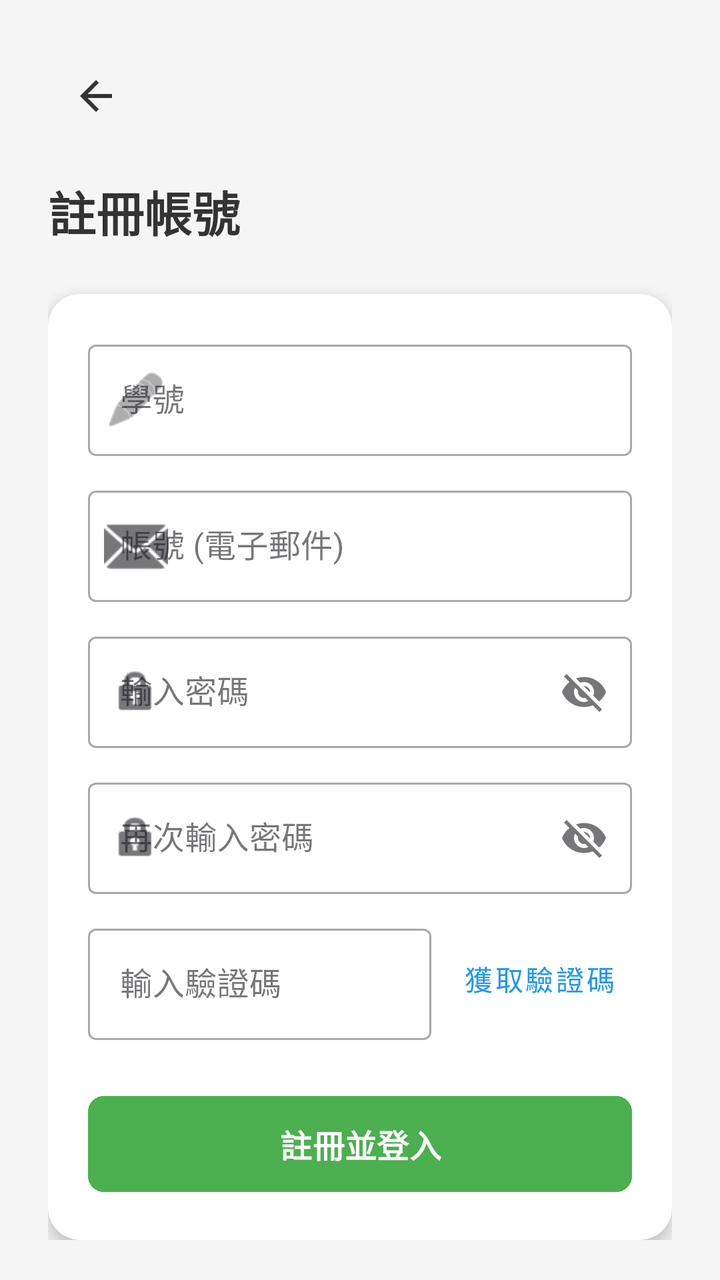
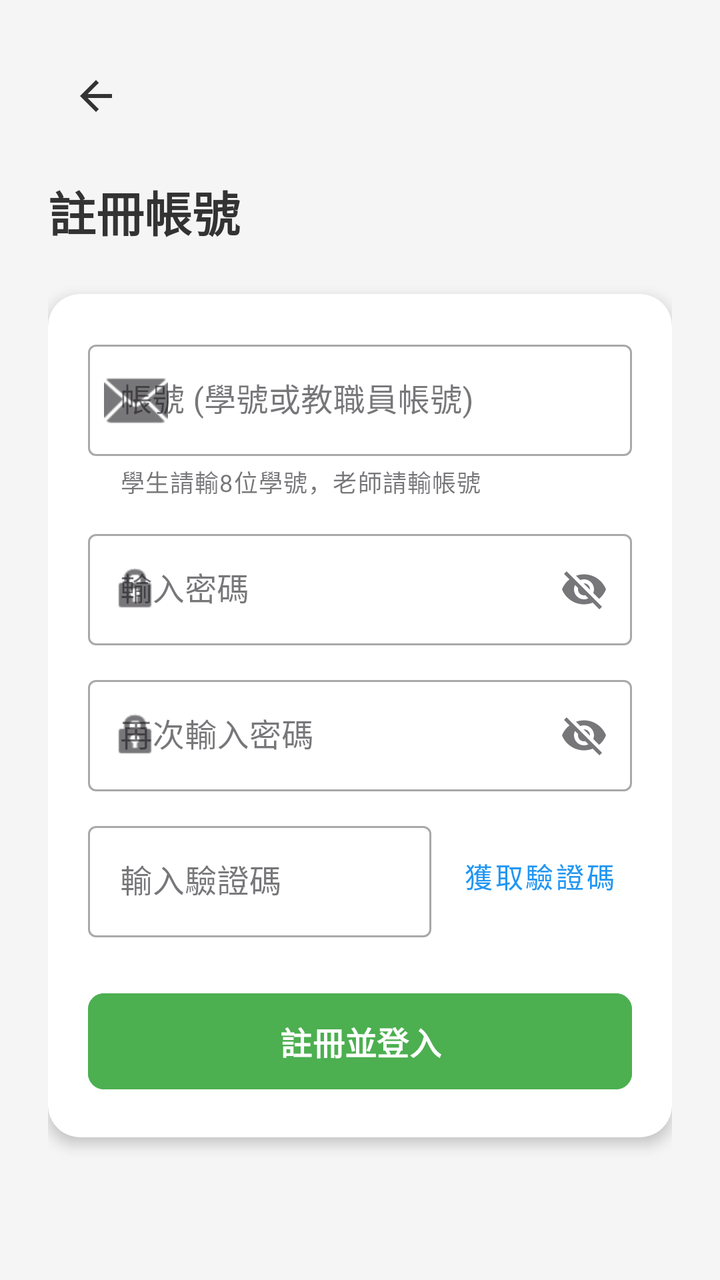

Before-and-after screenshots of an Android layout around one commit, followed by the original layout XML and the change that was made.
<!-- AndroidManifest.xml: application theme Theme.Bluetooth -->
<!-- res/layout/activity_register.xml -->
<?xml version="1.0" encoding="utf-8"?>
<androidx.core.widget.NestedScrollView xmlns:android="http://schemas.android.com/apk/res/android"
    xmlns:app="http://schemas.android.com/apk/res-auto"
    android:layout_width="match_parent"
    android:layout_height="match_parent"
    android:background="#F5F5F5"
    android:fillViewport="true">

    <androidx.constraintlayout.widget.ConstraintLayout
        android:layout_width="match_parent"
        android:layout_height="wrap_content"
        android:padding="24dp">

        <ImageButton
            android:id="@+id/btn_back"
            android:layout_width="48dp"
            android:layout_height="48dp"
            android:background="?attr/selectableItemBackgroundBorderless"
            android:src="@drawable/ic_back_arrow"
            app:layout_constraintStart_toStartOf="parent"
            app:layout_constraintTop_toTopOf="parent"
            app:tint="#333333" />

        <TextView
            android:id="@+id/tv_reg_title"
            android:layout_width="wrap_content"
            android:layout_height="wrap_content"
            android:layout_marginTop="16dp"
            android:text="註冊帳號"
            android:textColor="#333333"
            android:textSize="24sp"
            android:textStyle="bold"
            app:layout_constraintStart_toStartOf="parent"
            app:layout_constraintTop_toBottomOf="@id/btn_back" />

        <androidx.cardview.widget.CardView
            android:layout_width="match_parent"
            android:layout_height="wrap_content"
            android:layout_marginTop="24dp"
            app:cardCornerRadius="16dp"
            app:cardElevation="4dp"
            app:layout_constraintTop_toBottomOf="@id/tv_reg_title">

            <LinearLayout
                android:layout_width="match_parent"
                android:layout_height="wrap_content"
                android:orientation="vertical"
                android:padding="20dp">

                
                <com.google.android.material.textfield.TextInputLayout
                    style="@style/Widget.MaterialComponents.TextInputLayout.OutlinedBox"
                    android:layout_width="match_parent"
                    android:layout_height="wrap_content"
                    android:hint="學號"
                    app:startIconDrawable="@android:drawable/ic_menu_edit">

                    <com.google.android.material.textfield.TextInputEditText
                        android:id="@+id/et_reg_student_id"
                        android:layout_width="match_parent"
                        android:layout_height="wrap_content"
                        android:inputType="number" />
                </com.google.android.material.textfield.TextInputLayout>

                
                <com.google.android.material.textfield.TextInputLayout
                    style="@style/Widget.MaterialComponents.TextInputLayout.OutlinedBox"
                    android:layout_width="match_parent"
                    android:layout_height="wrap_content"
                    android:layout_marginTop="12dp"
                    android:hint="帳號 (電子郵件)"
                    app:startIconDrawable="@android:drawable/ic_dialog_email">

                    <com.google.android.material.textfield.TextInputEditText
                        android:id="@+id/et_reg_email"
                        android:layout_width="match_parent"
                        android:layout_height="wrap_content"
                        android:inputType="textEmailAddress" />
                </com.google.android.material.textfield.TextInputLayout>

                
                <com.google.android.material.textfield.TextInputLayout
                    android:id="@+id/til_reg_password"
                    style="@style/Widget.MaterialComponents.TextInputLayout.OutlinedBox"
                    android:layout_width="match_parent"
                    android:layout_height="wrap_content"
                    android:layout_marginTop="12dp"
                    android:hint="輸入密碼"
                    app:endIconMode="custom"
                    app:endIconDrawable="@drawable/ic_eye_hidden"
                    app:startIconDrawable="@android:drawable/ic_lock_idle_lock">

                    <com.google.android.material.textfield.TextInputEditText
                        android:id="@+id/et_reg_password"
                        android:layout_width="match_parent"
                        android:layout_height="wrap_content"
                        android:inputType="textPassword" />
                </com.google.android.material.textfield.TextInputLayout>

                
                <com.google.android.material.textfield.TextInputLayout
                    android:id="@+id/til_reg_password_confirm"
                    style="@style/Widget.MaterialComponents.TextInputLayout.OutlinedBox"
                    android:layout_width="match_parent"
                    android:layout_height="wrap_content"
                    android:layout_marginTop="12dp"
                    android:hint="再次輸入密碼"
                    app:endIconMode="custom"
                    app:endIconDrawable="@drawable/ic_eye_hidden"
                    app:startIconDrawable="@android:drawable/ic_lock_idle_lock">

                    <com.google.android.material.textfield.TextInputEditText
                        android:id="@+id/et_reg_password_confirm"
                        android:layout_width="match_parent"
                        android:layout_height="wrap_content"
                        android:inputType="textPassword" />
                </com.google.android.material.textfield.TextInputLayout>

                
                <LinearLayout
                    android:layout_width="match_parent"
                    android:layout_height="wrap_content"
                    android:layout_marginTop="12dp"
                    android:gravity="center_vertical"
                    android:orientation="horizontal">

                    <com.google.android.material.textfield.TextInputLayout
                        style="@style/Widget.MaterialComponents.TextInputLayout.OutlinedBox"
                        android:layout_width="0dp"
                        android:layout_height="wrap_content"
                        android:layout_weight="1"
                        android:hint="輸入驗證碼">

                        <com.google.android.material.textfield.TextInputEditText
                            android:id="@+id/et_reg_verify_code"
                            android:layout_width="match_parent"
                            android:layout_height="wrap_content"
                            android:inputType="number"
                            android:maxLength="6" />
                    </com.google.android.material.textfield.TextInputLayout>

                    <Button
                        android:id="@+id/btn_get_verify_code"
                        style="@style/Widget.MaterialComponents.Button.TextButton"
                        android:layout_width="wrap_content"
                        android:layout_height="wrap_content"
                        android:layout_marginStart="8dp"
                        android:text="獲取驗證碼"
                        android:textColor="#2196F3" />
                </LinearLayout>

                
                <Button
                    android:id="@+id/btn_register_submit"
                    android:layout_width="match_parent"
                    android:layout_height="56dp"
                    android:layout_marginTop="24dp"
                    android:backgroundTint="#4CAF50"
                    android:text="註冊並登入"
                    android:textSize="16sp"
                    android:textStyle="bold"
                    app:cornerRadius="8dp" />

            </LinearLayout>
        </androidx.cardview.widget.CardView>

    </androidx.constraintlayout.widget.ConstraintLayout>
</androidx.core.widget.NestedScrollView>
<!-- resources referenced by this layout -->
<resources>
  <!-- drawable ic_back_arrow (drawable) -->
  <vector xmlns:android="http://schemas.android.com/apk/res/android"
      android:width="24dp"
      android:height="24dp"
      android:viewportWidth="24"
      android:viewportHeight="24">
      <path
          android:fillColor="#000000"
          android:pathData="M20,11H7.83l5.59,-5.59L12,4l-8,8 8,8 1.41,-1.41L7.83,13H20v-2z"/>
  </vector>
  <!-- drawable ic_eye_hidden (drawable) -->
  <vector xmlns:android="http://schemas.android.com/apk/res/android"
      android:width="24dp"
      android:height="24dp"
      android:viewportWidth="24"
      android:viewportHeight="24"
      android:tint="#666666">
      <path
          android:fillColor="@android:color/white"
          android:pathData="M12,7c2.76,0 5,2.24 5,5 0,0.65 -0.13,1.26 -0.36,1.83l2.92,2.92c1.51,-1.26 2.7,-2.89 3.44,-4.75 -1.73,-4.39 -6,-7.5 -11,-7.5 -1.4,0 -2.74,0.25 -3.98,0.7l2.16,2.16C10.74,7.13 11.35,7 12,7zM2,4.27l2.28,2.28 0.46,0.46C3.08,8.3 1.78,10.02 1,12c1.73,4.39 6,7.5 11,7.5 1.55,0 3.03,-0.3 4.39,-0.84l0.42,0.42L19.73,22 21,20.73 3.27,3 2,4.27zM7.53,9.8l1.55,1.55c-0.05,0.21 -0.08,0.43 -0.08,0.65 0,1.66 1.34,3 3,3 0.22,0 0.44,-0.03 0.65,-0.08l1.55,1.55c-0.67,0.33 -1.41,0.53 -2.2,0.53 -2.76,0 -5,-2.24 -5,-5 0,-0.79 0.2,-1.53 0.53,-2.2zM11.84,9.02l3.15,3.15 0.01,-0.17c0,-1.66 -1.34,-3 -3,-3l-0.16,0.02z"/>
  </vector>
  <style name="Theme.Bluetooth" parent="Base.Theme.Bluetooth" />
  <style name="Base.Theme.Bluetooth" parent="Theme.Material3.DayNight.NoActionBar">
          
          
      </style>
</resources>

<!-- the commit's change to res/layout/activity_register.xml (unified diff, before → after) -->
@@ -52,30 +52,15 @@
                     style="@style/Widget.MaterialComponents.TextInputLayout.OutlinedBox"
                     android:layout_width="match_parent"
                     android:layout_height="wrap_content"
-                    android:hint="學號"
-                    app:startIconDrawable="@android:drawable/ic_menu_edit">
-
-                    <com.google.android.material.textfield.TextInputEditText
-                        android:id="@+id/et_reg_student_id"
-                        android:layout_width="match_parent"
-                        android:layout_height="wrap_content"
-                        android:inputType="number" />
-                </com.google.android.material.textfield.TextInputLayout>
-
-                
-                <com.google.android.material.textfield.TextInputLayout
-                    style="@style/Widget.MaterialComponents.TextInputLayout.OutlinedBox"
-                    android:layout_width="match_parent"
-                    android:layout_height="wrap_content"
-                    android:layout_marginTop="12dp"
-                    android:hint="帳號 (電子郵件)"
+                    android:hint="帳號 (學號或教職員帳號)"
+                    app:helperText="學生請輸8位學號，老師請輸帳號"
                     app:startIconDrawable="@android:drawable/ic_dialog_email">
 
                     <com.google.android.material.textfield.TextInputEditText
                         android:id="@+id/et_reg_email"
                         android:layout_width="match_parent"
                         android:layout_height="wrap_content"
-                        android:inputType="textEmailAddress" />
+                        android:inputType="text" />
                 </com.google.android.material.textfield.TextInputLayout>
 
                 
